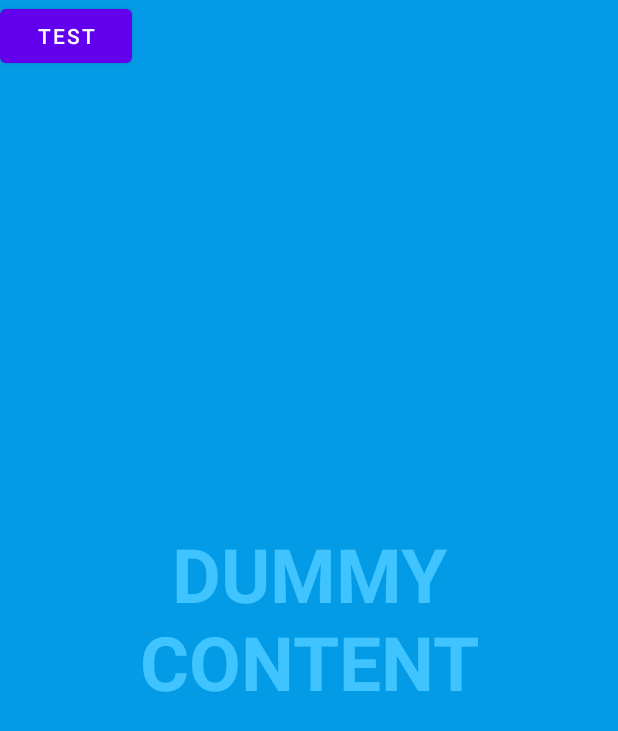
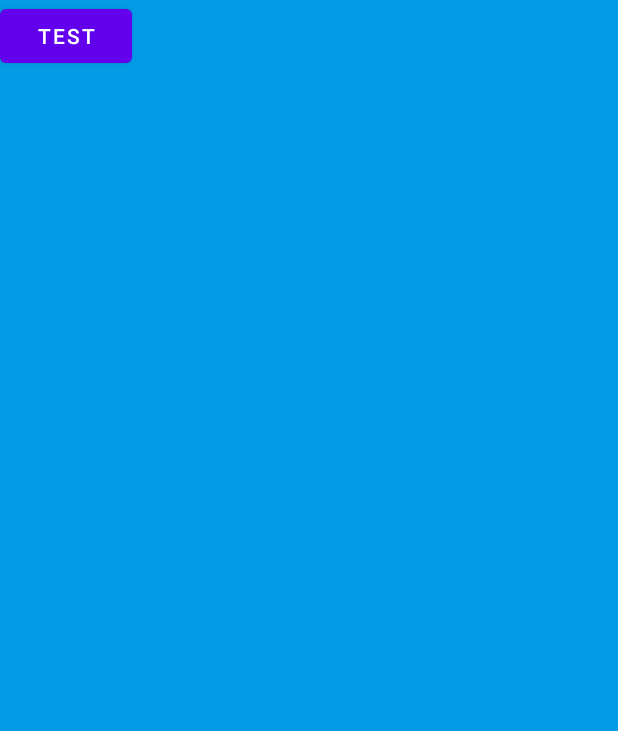
Before and after one commit to jackschedel/savethecity, an Android app: the FishgameActivity screen opened directly, with no data from a screen before it, on a phone screen of 412 x 824 dp. Shown: the top 731 px of the screen. Run offline under Robolectric (Android 15) with nearby library versions, the phone set to English and light mode, and no system bars.

Commit message:
renames assets

```diff
--- a/client/app/src/main/res/layout/activity_fishgame.xml
+++ b/client/app/src/main/res/layout/activity_fishgame.xml
@@ -17,8 +17,6 @@
         android:layout_height="match_parent"
         android:gravity="center"
         android:keepScreenOn="true"
-        android:text="@string/dummy_content"
-        android:textColor="?attr/fullscreenTextColor"
         android:textSize="50sp"
         android:textStyle="bold" />
 
```
Also changed, not shown: client/app/src/main/res/drawable/apple.png (renamed from client/app/src/main/res/drawable/recycle_assets_4.png), client/app/src/main/res/drawable/bananna.png (renamed from client/app/src/main/res/drawable/recycle_assets_6.png), client/app/src/main/res/drawable/bottle.png (renamed from client/app/src/main/res/drawable/recycle_assets_14.png), client/app/src/main/res/drawable/box.png (renamed from client/app/src/main/res/drawable/recycle_assets_7.png), client/app/src/main/res/drawable/chips.png (renamed from client/app/src/main/res/drawable/recycle_assets_15.png), client/app/src/main/res/drawable/fishbones.png (renamed from client/app/src/main/res/drawable/recycle_assets_5.png), client/app/src/main/res/drawable/glass.png (renamed from client/app/src/main/res/drawable/recycle_assets_10.png), client/app/src/main/res/drawable/glassbottle.png (renamed from client/app/src/main/res/drawable/recycle_assets_11.png), client/app/src/main/res/drawable/jar.png (renamed from client/app/src/main/res/drawable/recycle_assets_12.png), client/app/src/main/res/drawable/newspaper.png (renamed from client/app/src/main/res/drawable/recycle_assets_9.png), client/app/src/main/res/drawable/paper.png (renamed from client/app/src/main/res/drawable/recycle_assets_8.png), client/app/src/main/res/drawable/plasticcontainer.png (renamed from client/app/src/main/res/drawable/recycle_assets_13.png), client/app/src/main/res/drawable/shoe.png (renamed from client/app/src/main/res/drawable/recycle_assets_2.png), client/app/src/main/res/drawable/toothbrush.png (renamed from client/app/src/main/res/drawable/recycle_assets_3.png), 1 more files.
